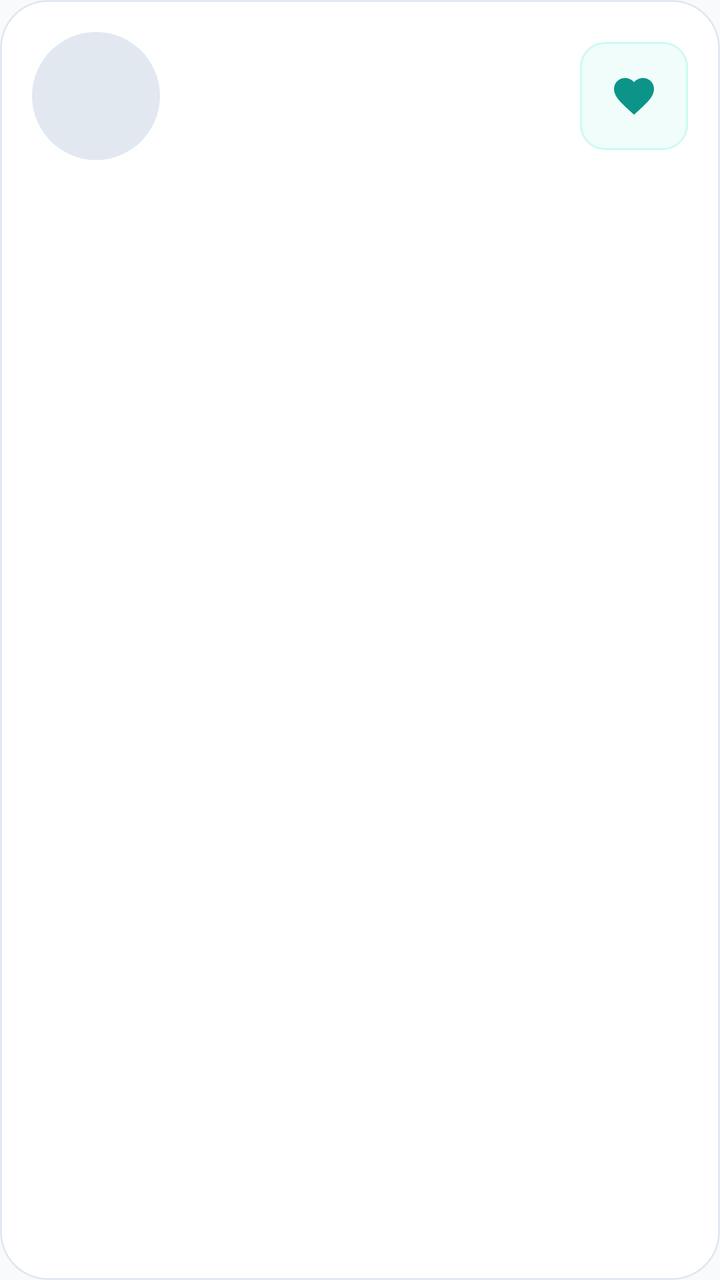
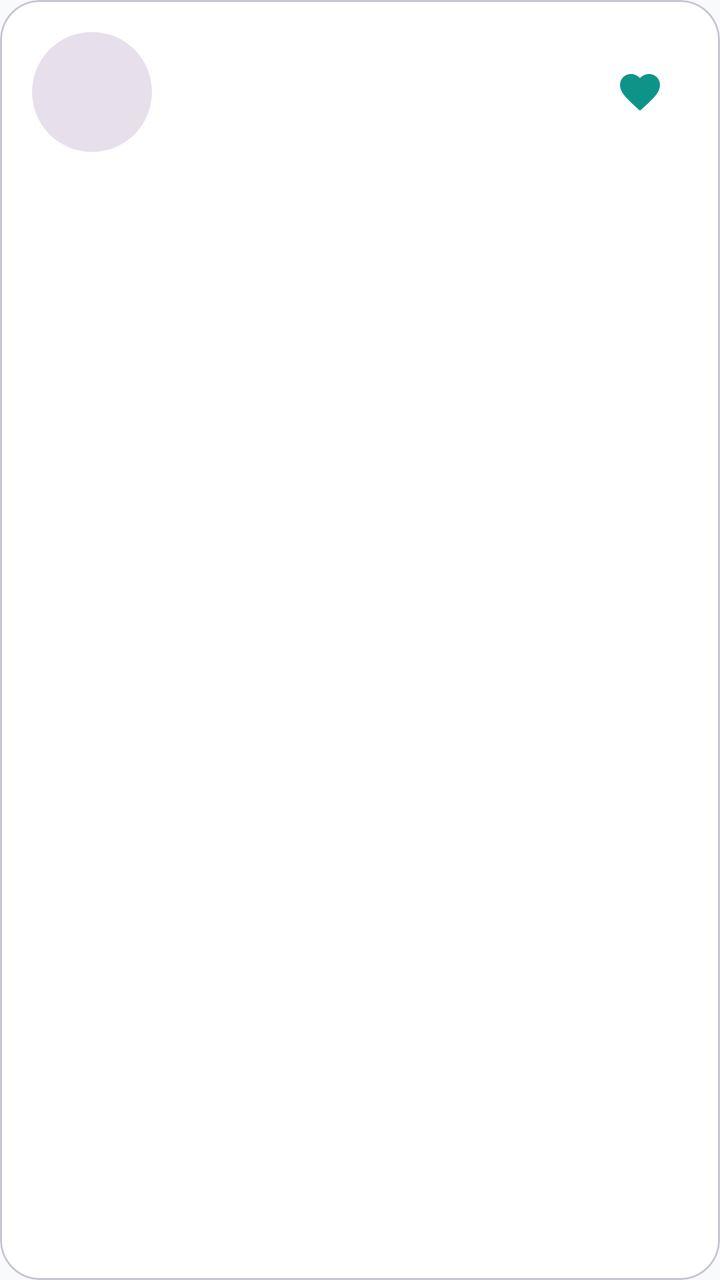

Compare the two renders of this Android layout. The source of the first and the diff that turns it into the second are given below.
<!-- AndroidManifest.xml: application theme Theme.ArmonihzMobile -->
<!-- res/layout/item_favorite.xml -->
<?xml version="1.0" encoding="utf-8"?>
<com.google.android.material.card.MaterialCardView
    xmlns:android="http://schemas.android.com/apk/res/android"
    xmlns:app="http://schemas.android.com/apk/res-auto"
    android:layout_width="match_parent"
    android:layout_height="wrap_content"
    android:layout_marginBottom="16dp"
    app:cardCornerRadius="24dp"
    app:cardElevation="0dp"
    app:cardBackgroundColor="@color/md_surface"
    app:strokeColor="@color/md_outline"
    app:strokeWidth="1dp">

    <androidx.constraintlayout.widget.ConstraintLayout
        android:layout_width="match_parent"
        android:layout_height="wrap_content"
        android:padding="16dp">

        <com.google.android.material.imageview.ShapeableImageView
            android:id="@+id/imgFav"
            android:layout_width="64dp"
            android:layout_height="64dp"
            android:scaleType="centerCrop"
            android:background="@color/md_outline"
            app:shapeAppearanceOverlay="@style/ShapeAppearanceOverlay.App.CornerSize50Percent"
            app:layout_constraintTop_toTopOf="parent"
            app:layout_constraintStart_toStartOf="parent"
            app:layout_constraintBottom_toBottomOf="parent"/>

        <TextView
            android:id="@+id/txtNameFav"
            android:layout_width="0dp"
            android:layout_height="wrap_content"
            android:layout_marginStart="16dp"
            android:textStyle="bold"
            android:textSize="18sp"
            android:textColor="@color/md_onSurface"
            app:layout_constraintTop_toTopOf="@id/imgFav"
            app:layout_constraintStart_toEndOf="@id/imgFav"
            app:layout_constraintEnd_toStartOf="@id/btnRemoveFav"/>

        <TextView
            android:id="@+id/txtDetailsFav"
            android:layout_width="wrap_content"
            android:layout_height="wrap_content"
            android:textColor="@color/md_onSurfaceVariant"
            android:textSize="14sp"
            android:layout_marginTop="4dp"
            app:layout_constraintTop_toBottomOf="@id/txtNameFav"
            app:layout_constraintStart_toStartOf="@id/txtNameFav"/>

        <ImageButton
            android:id="@+id/btnRemoveFav"
            android:layout_width="54dp"
            android:layout_height="54dp"
            android:background="@drawable/bg_secondary_button"
            android:src="@drawable/ic_favorite"
            app:tint="?attr/colorPrimary"
            app:layout_constraintTop_toTopOf="parent"
            app:layout_constraintBottom_toBottomOf="parent"
            app:layout_constraintEnd_toEndOf="parent"/>

    </androidx.constraintlayout.widget.ConstraintLayout>
</com.google.android.material.card.MaterialCardView>
<!-- resources referenced by this layout -->
<resources>
  <color name="md_onSurface">#1E293B</color>
  <color name="md_onSurfaceVariant">#64748B</color>
  <color name="md_outline">#E2E8F0</color>
  <color name="md_surface">#FFFFFF</color>
  <!-- drawable bg_secondary_button (drawable) -->
  <?xml version="1.0" encoding="utf-8"?>
  <shape xmlns:android="http://schemas.android.com/apk/res/android">
      <solid android:color="#F0FDFA"/> <corners android:radius="12dp"/>
      <stroke
          android:width="1dp"
          android:color="#CCFBF1"/> </shape>
  <!-- drawable ic_favorite (drawable) -->
  <vector xmlns:android="http://schemas.android.com/apk/res/android" android:height="24dp" android:tint="#000000" android:viewportHeight="24" android:viewportWidth="24" android:width="24dp">
        
      <path android:fillColor="@android:color/white" android:pathData="M12,21.35l-1.45,-1.32C5.4,15.36 2,12.28 2,8.5 2,5.42 4.42,3 7.5,3c1.74,0 3.41,0.81 4.5,2.09C13.09,3.81 14.76,3 16.5,3 19.58,3 22,5.42 22,8.5c0,3.78 -3.4,6.86 -8.55,11.54L12,21.35z"/>
      
  </vector>
  <style name="ShapeAppearanceOverlay.App.CornerSize50Percent" parent="">
          <item name="cornerSize">50%</item>
      </style>
  <style name="Theme.ArmonihzMobile" parent="Base.Theme.ArmonihzMobile" />
  <style name="Base.Theme.ArmonihzMobile" parent="Theme.Material3.DayNight.NoActionBar">
  
          
          <item name="colorPrimary">@color/md_primary</item>
          <item name="colorOnPrimary">@color/md_onPrimary</item>
  
          
          <item name="android:colorBackground">@color/md_background</item>
  
          
          <item name="colorSurface">@color/md_surface</item>
          <item name="colorOnSurface">@color/md_onSurface</item>
          <item name="colorOnSurfaceVariant">@color/md_onSurfaceVariant</item>
  
          
          <item name="colorOutline">@color/md_outline</item>
  
          
          <item name="colorError">@color/md_error</item>
  
          
          <item name="colorControlActivated">@color/md_primary</item>
  
      </style>
  <color name="md_primary">#0D9488</color>
  <color name="md_onPrimary">#FFFFFF</color>
  <color name="md_background">#F8FAFC</color>
  <color name="md_error">#EF4444</color>
</resources>

<!-- the commit's change to res/layout/item_favorite.xml (unified diff, before → after) -->
@@ -4,11 +4,11 @@
     xmlns:app="http://schemas.android.com/apk/res-auto"
     android:layout_width="match_parent"
     android:layout_height="wrap_content"
-    android:layout_marginBottom="16dp"
-    app:cardCornerRadius="24dp"
+    android:layout_marginBottom="12dp"
+    app:cardCornerRadius="20dp"
     app:cardElevation="0dp"
-    app:cardBackgroundColor="@color/md_surface"
-    app:strokeColor="@color/md_outline"
+    app:cardBackgroundColor="?attr/colorSurface"
+    app:strokeColor="?attr/colorOutlineVariant"
     app:strokeWidth="1dp">
 
     <androidx.constraintlayout.widget.ConstraintLayout
@@ -18,42 +18,52 @@
 
         <com.google.android.material.imageview.ShapeableImageView
             android:id="@+id/imgFav"
-            android:layout_width="64dp"
-            android:layout_height="64dp"
+            android:layout_width="60dp"
+            android:layout_height="60dp"
             android:scaleType="centerCrop"
-            android:background="@color/md_outline"
+            android:background="?attr/colorSurfaceVariant"
             app:shapeAppearanceOverlay="@style/ShapeAppearanceOverlay.App.CornerSize50Percent"
             app:layout_constraintTop_toTopOf="parent"
             app:layout_constraintStart_toStartOf="parent"
             app:layout_constraintBottom_toBottomOf="parent"/>
 
-        <TextView
-            android:id="@+id/txtNameFav"
+        <LinearLayout
             android:layout_width="0dp"
             android:layout_height="wrap_content"
+            android:orientation="vertical"
             android:layout_marginStart="16dp"
-            android:textStyle="bold"
-            android:textSize="18sp"
-            android:textColor="@color/md_onSurface"
-            app:layout_constraintTop_toTopOf="@id/imgFav"
+            android:layout_marginEnd="12dp"
+            app:layout_constraintTop_toTopOf="parent"
+            app:layout_constraintBottom_toBottomOf="parent"
             app:layout_constraintStart_toEndOf="@id/imgFav"
-            app:layout_constraintEnd_toStartOf="@id/btnRemoveFav"/>
+            app:layout_constraintEnd_toStartOf="@id/btnRemoveFav">
 
-        <TextView
-            android:id="@+id/txtDetailsFav"
-            android:layout_width="wrap_content"
-            android:layout_height="wrap_content"
-            android:textColor="@color/md_onSurfaceVariant"
-            android:textSize="14sp"
-            android:layout_marginTop="4dp"
-            app:layout_constraintTop_toBottomOf="@id/txtNameFav"
-            app:layout_constraintStart_toStartOf="@id/txtNameFav"/>
+            <TextView
+                android:id="@+id/txtNameFav"
+                android:layout_width="match_parent"
+                android:layout_height="wrap_content"
+                android:textStyle="bold"
+                android:textSize="16sp"
+                android:textColor="?attr/colorOnSurface"
+                android:maxLines="1"
+                android:ellipsize="end" />
+
+            <TextView
+                android:id="@+id/txtDetailsFav"
+                android:layout_width="match_parent"
+                android:layout_height="wrap_content"
+                android:textColor="?attr/colorOnSurfaceVariant"
+                android:textSize="13sp"
+                android:layout_marginTop="4dp"
+                android:maxLines="1"
+                android:ellipsize="end" />
+        </LinearLayout>
 
         <ImageButton
             android:id="@+id/btnRemoveFav"
-            android:layout_width="54dp"
-            android:layout_height="54dp"
-            android:background="@drawable/bg_secondary_button"
+            android:layout_width="48dp"
+            android:layout_height="48dp"
+            android:background="?attr/selectableItemBackgroundBorderless"
             android:src="@drawable/ic_favorite"
             app:tint="?attr/colorPrimary"
             app:layout_constraintTop_toTopOf="parent"
<!-- resource entries referenced after the edit -->
@@ -4,13 +4,6 @@
   <color name="md_onSurfaceVariant">#64748B</color>
   <color name="md_outline">#E2E8F0</color>
   <color name="md_surface">#FFFFFF</color>
-  <!-- drawable bg_secondary_button (drawable) -->
-  <?xml version="1.0" encoding="utf-8"?>
-  <shape xmlns:android="http://schemas.android.com/apk/res/android">
-      <solid android:color="#F0FDFA"/> <corners android:radius="12dp"/>
-      <stroke
-          android:width="1dp"
-          android:color="#CCFBF1"/> </shape>
   <!-- drawable ic_favorite (drawable) -->
   <vector xmlns:android="http://schemas.android.com/apk/res/android" android:height="24dp" android:tint="#000000" android:viewportHeight="24" android:viewportWidth="24" android:width="24dp">
         
